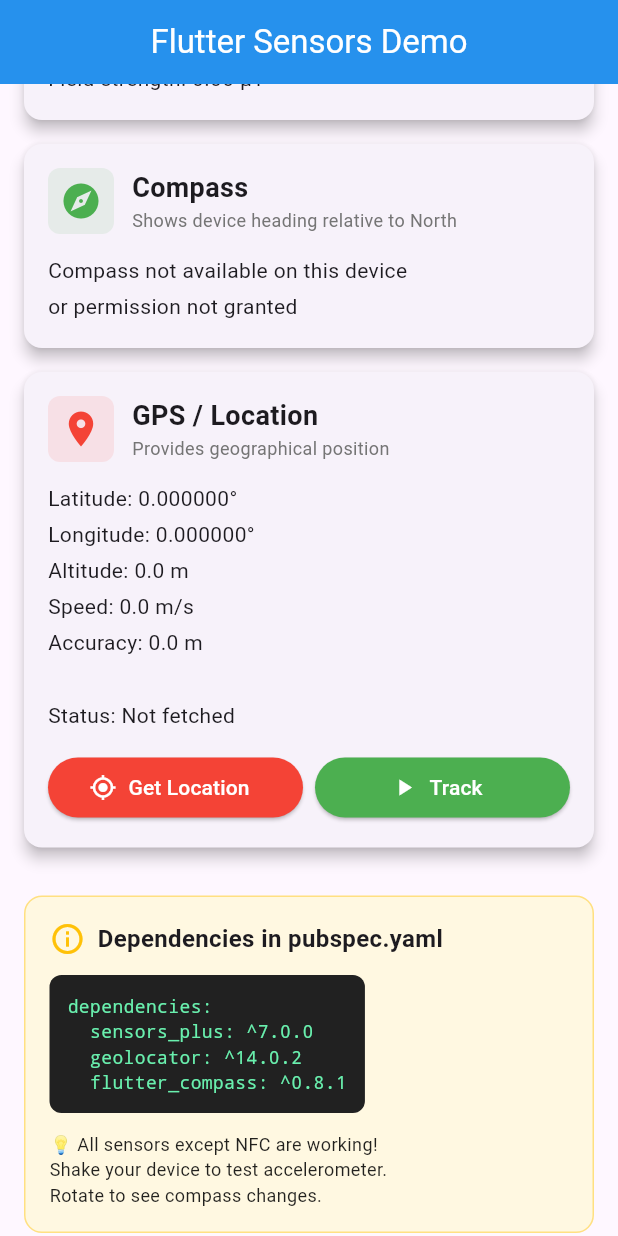
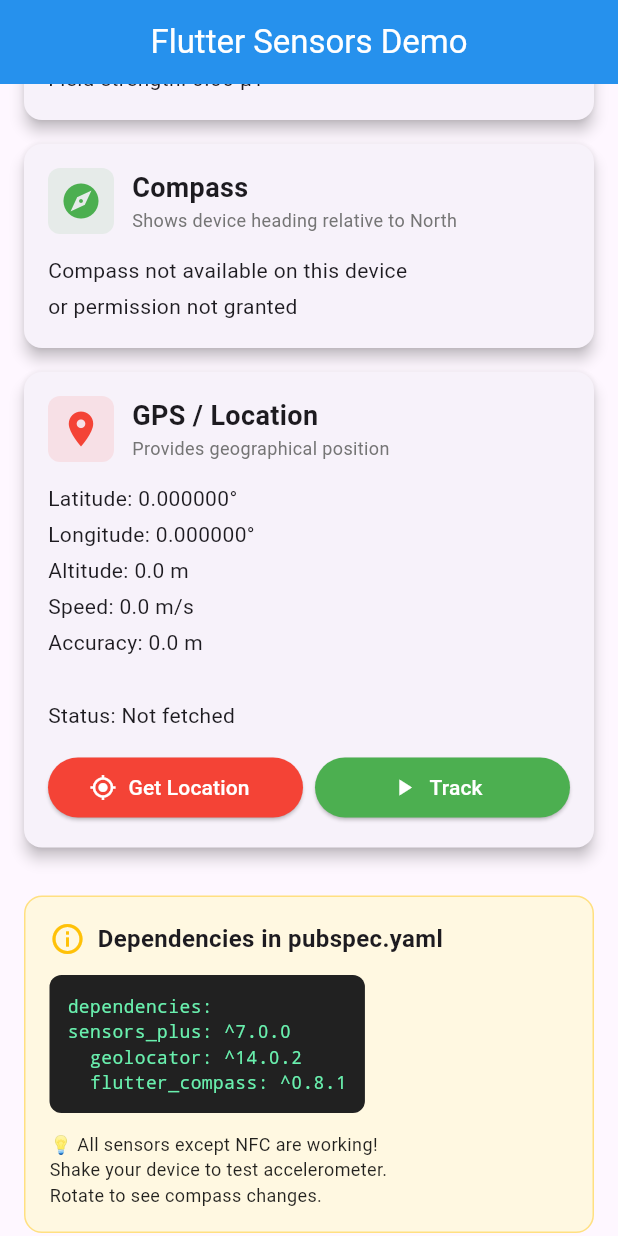
Before and after one commit to Rulson/flutter_sensors, a Flutter app: the screen it shows after launch, scrolled down 576 dp, after a tap on "Track", on a phone screen of 412 x 824 dp. Run offline on Flutter 3.47's test engine with Material 3 defaults, Android fonts, the phone set to English and light mode, and no system bars; our stand-ins replace flutter_compass, geolocator, sensors_plus.

Commit message:
minor updates

```diff
--- a/lib/sensors_page.dart
+++ b/lib/sensors_page.dart
@@ -1,8 +1,6 @@
 import 'package:flutter/material.dart';
 import 'dart:async';
 import 'dart:math';
-
-// Import sensor packages
 import 'package:sensors_plus/sensors_plus.dart';
 import 'package:geolocator/geolocator.dart';
 import 'package:flutter_compass/flutter_compass.dart';
@@ -45,7 +43,6 @@ class _SensorsPageState extends State<SensorsPage> {
   }
 
   void _initializeSensors() {
-    // Accelerometer - detects device acceleration and shake
     _accelerometerSubscription = accelerometerEventStream().listen(
       (AccelerometerEvent event) {
         setState(() {
@@ -53,7 +50,6 @@ class _SensorsPageState extends State<SensorsPage> {
           accelY = event.y;
           accelZ = event.z;
 
-          // Calculate magnitude to detect shake
           double magnitude = sqrt(
             accelX * accelX + accelY * accelY + accelZ * accelZ,
           );
@@ -65,7 +61,6 @@ class _SensorsPageState extends State<SensorsPage> {
       },
     );
 
-    // Gyroscope - measures rotation rate
     _gyroscopeSubscription = gyroscopeEventStream().listen(
       (GyroscopeEvent event) {
         setState(() {
@@ -79,7 +74,6 @@ class _SensorsPageState extends State<SensorsPage> {
       },
     );
 
-    // Magnetometer - measures magnetic field
     _magnetometerSubscription = magnetometerEventStream().listen(
       (MagnetometerEvent event) {
         setState(() {
@@ -93,7 +87,6 @@ class _SensorsPageState extends State<SensorsPage> {
       },
     );
 
-    // Compass - provides heading/direction
     _compassSubscription = FlutterCompass.events?.listen(
       (CompassEvent event) {
         setState(() {
@@ -110,7 +103,6 @@ class _SensorsPageState extends State<SensorsPage> {
       },
     );
 
-    // Check if compass is available
     if (_compassSubscription == null) {
       setState(() {
         compassAvailable = false;
@@ -152,7 +144,6 @@ class _SensorsPageState extends State<SensorsPage> {
     });
 
     try {
-      // Check permission first
       LocationPermission permission = await Geolocator.checkPermission();
       if (permission == LocationPermission.denied) {
         permission = await Geolocator.requestPermission();
@@ -172,7 +163,6 @@ class _SensorsPageState extends State<SensorsPage> {
         return;
       }
 
-      // Check if location services are enabled
       bool serviceEnabled = await Geolocator.isLocationServiceEnabled();
       if (!serviceEnabled) {
         setState(() {
@@ -181,7 +171,6 @@ class _SensorsPageState extends State<SensorsPage> {
         return;
       }
 
-      // Get current position
       Position position = await Geolocator.getCurrentPosition(
         desiredAccuracy: LocationAccuracy.high,
       );
@@ -210,7 +199,7 @@ class _SensorsPageState extends State<SensorsPage> {
         Geolocator.getPositionStream(
           locationSettings: const LocationSettings(
             accuracy: LocationAccuracy.high,
-            distanceFilter: 10, // Update every 10 meters
+            distanceFilter: 10,
           ),
         ).listen(
           (Position position) {
@@ -256,7 +245,6 @@ class _SensorsPageState extends State<SensorsPage> {
         padding: const EdgeInsets.all(16),
         child: Column(
           children: [
-            // Accelerometer Card
             _buildSensorCard(
               'Accelerometer',
               Icons.vibration,
@@ -272,7 +260,6 @@ class _SensorsPageState extends State<SensorsPage> {
               subtitle: 'Measures acceleration including gravity',
             ),
 
-            // Gyroscope Card
             _buildSensorCard(
               'Gyroscope',
               Icons.rotate_right,
@@ -286,7 +273,6 @@ class _SensorsPageState extends State<SensorsPage> {
               subtitle: 'Measures rotation rate around each axis',
             ),
 
-            // Magnetometer Card
             _buildSensorCard(
               'Magnetometer',
               Icons.screen_rotation,
@@ -300,7 +286,6 @@ class _SensorsPageState extends State<SensorsPage> {
               subtitle: 'Measures magnetic field strength',
             ),
 
-            // Compass Card
             _buildSensorCard(
               'Compass',
               Icons.explore,
@@ -319,7 +304,6 @@ class _SensorsPageState extends State<SensorsPage> {
               subtitle: 'Shows device heading relative to North',
             ),
 
-            // GPS / Location Card
             _buildSensorCard(
               'GPS / Location',
               Icons.location_on,
@@ -376,7 +360,6 @@ class _SensorsPageState extends State<SensorsPage> {
 
             const SizedBox(height: 16),
 
-            // Dependencies Info Card
             Container(
               padding: const EdgeInsets.all(16),
               decoration: BoxDecoration(
@@ -409,9 +392,9 @@ class _SensorsPageState extends State<SensorsPage> {
                     ),
                     child: const Text(
                       'dependencies:\n'
-                      '  sensors_plus: ^7.0.0\n'
-                      '  geolocator: ^14.0.2\n'
-                      '  flutter_compass: ^0.8.1',
+                      '''sensors_plus: ^7.0.0
+  geolocator: ^14.0.2
+  flutter_compass: ^0.8.1''',
                       style: TextStyle(
                         fontFamily: 'monospace',
                         fontSize: 12,
```
Also changed, not shown: 1 other file.
